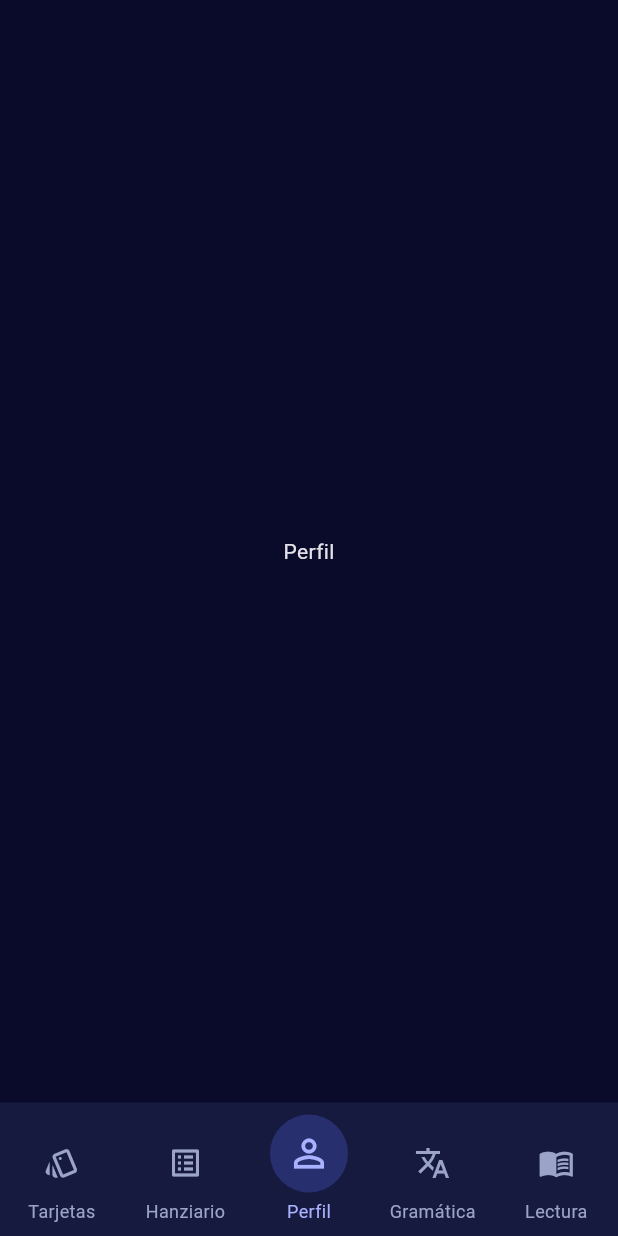
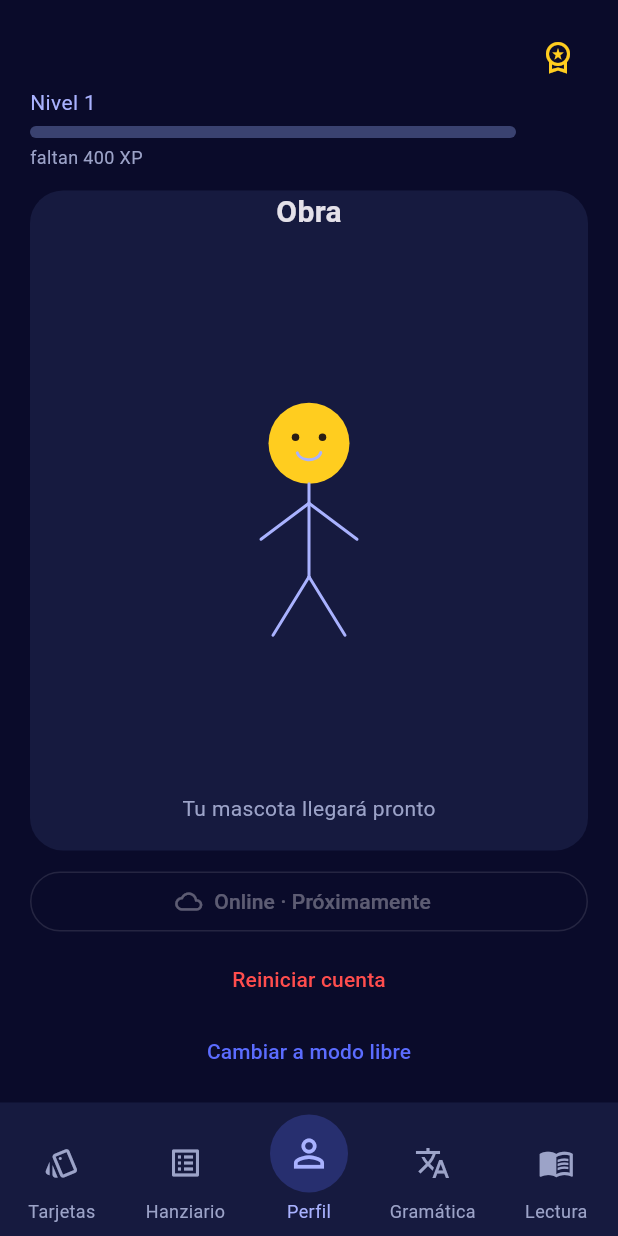
Before and after one commit to LucasLugoData/DingDong, a Flutter app: the DynastyShell screen opened directly, item 3 of the bottom bar chosen, on a phone screen of 412 x 824 dp. Run offline on Flutter 3.47's test engine with Material 3 defaults, Android fonts, the phone set to English and light mode, and no system bars; our stand-ins replace shared_preferences; accounts and stored records are empty.

Commit message:
009 perfil + arreglo overflow en tarjetas de mazo
Co-Authored-By: Claude Opus 5.5 <noreply@anthropic.com>

```diff
--- a/lib/dynasty/dynasty_shell.dart
+++ b/lib/dynasty/dynasty_shell.dart
@@ -1,6 +1,7 @@
 import 'package:flutter/material.dart';
 
 import '../screens/home_screen.dart';
+import 'profile_screen.dart';
 import '../screens/reading_screen.dart';
 import '../screens/word_list_screen.dart';
 import '../theme.dart';
@@ -32,7 +33,7 @@ class _DynastyShellState extends State<DynastyShell> {
       children: const [
         HomeScreen(),
         WordListScreen(),
-        SafeArea(child: Center(child: Text('Perfil'))),
+        ProfileScreen(),
         SafeArea(child: Center(child: Text('Gramática'))),
         ReadingScreen(),
       ],
--- /dev/null
+++ b/lib/dynasty/profile_screen.dart
@@ -0,0 +1,133 @@
+import 'package:flutter/material.dart';
+
+import '../game/achievements.dart';
+import '../game/player.dart';
+import '../game/xp.dart';
+import '../main.dart' show store;
+import '../theme.dart';
+import '../widgets/mascot.dart';
+
+class ProfileScreen extends StatelessWidget {
+  const ProfileScreen({super.key});
+
+  @override
+  Widget build(BuildContext context) => SafeArea(
+    child: ListenableBuilder(
+      listenable: store,
+      builder: (context, _) {
+        final player = store.player;
+        final progress = progressOf(player.xp);
+        final earned = achievements.where((medal) => player.medals.contains(medal.id)).toList();
+        return Padding(
+          padding: const EdgeInsets.fromLTRB(20, 18, 20, 10),
+          child: Column(
+            crossAxisAlignment: CrossAxisAlignment.stretch,
+            children: [
+              Row(crossAxisAlignment: CrossAxisAlignment.start, children: [
+                Expanded(child: Column(crossAxisAlignment: CrossAxisAlignment.start, children: [
+                  Text(player.name, maxLines: 1, overflow: TextOverflow.ellipsis,
+                    style: const TextStyle(fontSize: 23, fontWeight: FontWeight.bold)),
+                  const SizedBox(height: 7),
+                  Text('Nivel ${progress.level}', style: const TextStyle(color: AppColors.accentSoft)),
+                  const SizedBox(height: 6),
+                  ClipRRect(borderRadius: BorderRadius.circular(8), child: LinearProgressIndicator(
+                    value: progress.xpEnNivel / progress.xpNecesaria,
+                    minHeight: 8, color: AppColors.gold, backgroundColor: AppColors.line,
+                  )),
+                  const SizedBox(height: 4),
+                  Text('faltan ${progress.xpNecesaria - progress.xpEnNivel} XP',
+                    style: const TextStyle(fontSize: 12, color: AppColors.muted)),
+                ])),
+                const SizedBox(width: 8),
+                InkWell(
+                  key: const ValueKey('profile-achievements'),
+                  borderRadius: BorderRadius.circular(16),
+                  onTap: () => _showAchievements(context),
+                  child: Padding(padding: const EdgeInsets.all(8), child: Column(children: [
+                    const Icon(Icons.workspace_premium_outlined, color: AppColors.gold),
+                    const SizedBox(height: 6),
+                    Wrap(spacing: 3, children: [for (final medal in earned.take(4))
+                      CircleAvatar(radius: 6, backgroundColor: medal.color)]),
+                  ])),
+                ),
+              ]),
+              const SizedBox(height: 14),
+              Expanded(child: Container(
+                width: double.infinity,
+                decoration: BoxDecoration(color: AppColors.surface, borderRadius: BorderRadius.circular(22)),
+                child: Column(mainAxisAlignment: MainAxisAlignment.center, children: [
+                  const Text('Obra', style: TextStyle(fontSize: 20, fontWeight: FontWeight.w700)),
+                  const SizedBox(height: 12),
+                  const Expanded(child: Center(child: Mascot())),
+                  const Padding(padding: EdgeInsets.only(bottom: 18), child: Text('Tu mascota llegará pronto',
+                    style: TextStyle(color: AppColors.muted))),
+                ]),
+              )),
+              const SizedBox(height: 10),
+              OutlinedButton.icon(
+                onPressed: null,
+                icon: const Icon(Icons.cloud_outlined),
+                label: const Text('Online · Próximamente'),
+              ),
+              const SizedBox(height: 4),
+              TextButton(onPressed: () => _confirmReset(context),
+                child: const Text('Reiniciar cuenta', style: TextStyle(color: AppColors.red))),
+              TextButton(onPressed: () => store.setMode(AppMode.free),
+                child: const Text('Cambiar a modo libre')),
+            ],
+          ),
+        );
+      },
+    ),
+  );
+
+  Future<void> _showAchievements(BuildContext context) async {
+    await showModalBottomSheet<void>(
+      context: context,
+      isScrollControlled: true,
+      builder: (context) => SafeArea(child: SizedBox(
+        height: MediaQuery.sizeOf(context).height * .78,
+        child: ListenableBuilder(
+          listenable: store,
+          builder: (context, _) => Column(children: [
+            const Padding(padding: EdgeInsets.all(16), child: Text('Logros',
+              style: TextStyle(fontSize: 22, fontWeight: FontWeight.bold))),
+            Expanded(child: ListView.builder(
+              itemCount: achievements.length,
+              itemBuilder: (context, index) {
+                final medal = achievements[index];
+                final unlocked = store.player.medals.contains(medal.id);
+                final featured = store.player.featuredMedal == medal.id;
+                final color = unlocked ? medal.color : AppColors.line;
+                return ListTile(
+                  leading: CircleAvatar(backgroundColor: color,
+                    child: Icon(medal.icon, color: unlocked ? AppColors.bg : AppColors.muted)),
+                  title: Text(medal.title, style: TextStyle(color: unlocked ? AppColors.text : AppColors.muted)),
+                  subtitle: Text(medal.description),
+                  trailing: unlocked ? Icon(featured ? Icons.star : Icons.star_border,
+                    color: featured ? AppColors.gold : AppColors.muted) : const Icon(Icons.lock_outline),
+                  onTap: unlocked ? () => store.setFeaturedMedal(featured ? null : medal.id) : null,
+                );
+              },
+            )),
+          ]),
+        ),
+      )),
+    );
+  }
+
+  Future<void> _confirmReset(BuildContext context) async {
+    final confirmed = await showDialog<bool>(
+      context: context,
+      builder: (context) => AlertDialog(
+        title: const Text('Reiniciar cuenta'),
+        content: const Text('Se borrará tu progreso y volverás a la bienvenida. ¿Continuar?'),
+        actions: [
+          TextButton(onPressed: () => Navigator.pop(context, false), child: const Text('Cancelar')),
+          TextButton(onPressed: () => Navigator.pop(context, true), child: const Text('Reiniciar')),
+        ],
+      ),
+    );
+    if (confirmed == true) store.resetAccount();
+  }
+}
--- /dev/null
+++ b/lib/widgets/mascot.dart
@@ -0,0 +1,41 @@
+import 'package:flutter/material.dart';
+
+import '../theme.dart';
+
+class Mascot extends StatelessWidget {
+  const Mascot({super.key});
+
+  @override
+  Widget build(BuildContext context) => CustomPaint(
+    painter: _MascotPainter(),
+    size: const Size(150, 190),
+  );
+}
+
+class _MascotPainter extends CustomPainter {
+  @override
+  void paint(Canvas canvas, Size size) {
+    final scale = size.width / 150;
+    canvas.save();
+    canvas.scale(scale);
+    final stroke = Paint()
+      ..color = AppColors.accentSoft
+      ..strokeWidth = 5
+      ..strokeCap = StrokeCap.round
+      ..style = PaintingStyle.stroke;
+    final fill = Paint()..color = AppColors.gold;
+    canvas.drawCircle(const Offset(75, 42), 27, fill);
+    canvas.drawCircle(const Offset(66, 38), 2.5, Paint()..color = AppColors.ink);
+    canvas.drawCircle(const Offset(84, 38), 2.5, Paint()..color = AppColors.ink);
+    canvas.drawArc(const Rect.fromLTWH(67, 41, 16, 12), .2, 2.7, false, stroke..strokeWidth = 2);
+    canvas.drawLine(const Offset(75, 69), const Offset(75, 131), stroke);
+    canvas.drawLine(const Offset(75, 82), const Offset(43, 106), stroke);
+    canvas.drawLine(const Offset(75, 82), const Offset(107, 106), stroke);
+    canvas.drawLine(const Offset(75, 131), const Offset(51, 170), stroke);
+    canvas.drawLine(const Offset(75, 131), const Offset(99, 170), stroke);
+    canvas.restore();
+  }
+
+  @override
+  bool shouldRepaint(covariant CustomPainter oldDelegate) => false;
+}
```
Also changed, not shown: lib/screens/home_screen.dart (+5 -3 lines), 2 other files.
